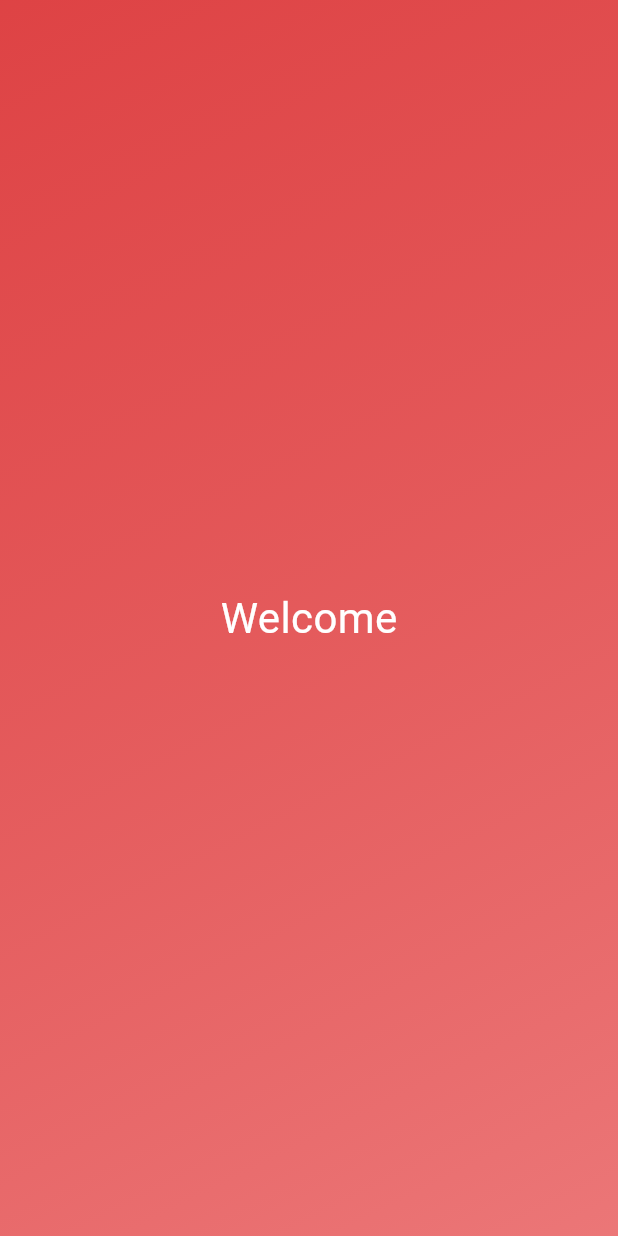
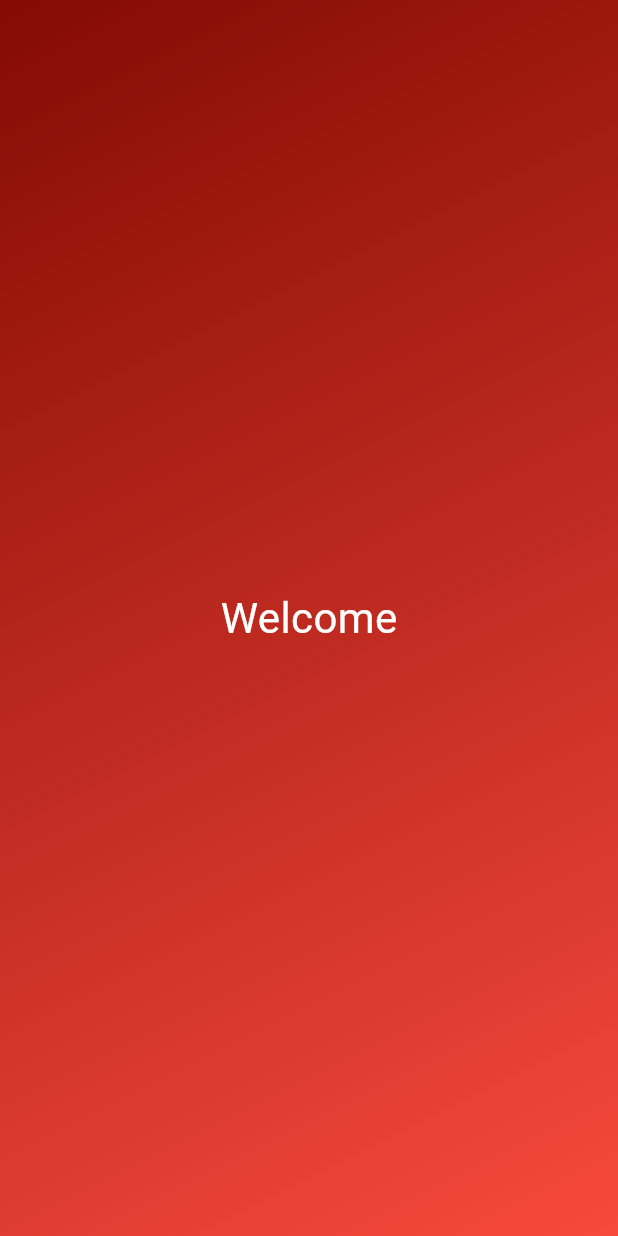
Before and after one commit to salvatoresalanitro/roll_dice_app, a Flutter app: the screen it shows after launch, on a phone screen of 412 x 824 dp. Run offline on Flutter 3.47's test engine with Material 3 defaults, Android fonts, the phone set to English and light mode, and no system bars.

Commit message:
refactore to use paramether to gradient container

```diff
--- a/lib/gradient_container.dart
+++ b/lib/gradient_container.dart
@@ -5,17 +5,16 @@ const Alignment startAlignment = Alignment.topLeft;
 const Alignment endAlignment = Alignment.bottomRight;
 
 class GradientContainer extends StatelessWidget {
-  const GradientContainer({super.key});
+  const GradientContainer({super.key, required this.gradientColors});
+
+  final List<Color> gradientColors;
 
   @override
   Widget build(BuildContext context) {
     return Container(
-      decoration: const BoxDecoration(
+      decoration: BoxDecoration(
         gradient: LinearGradient(
-          colors: [
-            Color.fromARGB(199, 213, 16, 16),
-            Color.fromARGB(226, 233, 102, 102),
-          ],
+          colors: gradientColors,
           begin: startAlignment,
           end: endAlignment
           ),
--- a/lib/main.dart
+++ b/lib/main.dart
@@ -5,7 +5,12 @@ void main() {
   runApp(
     MaterialApp(
       home: Scaffold(
-        body: GradientContainer(),
+        body: GradientContainer(
+          gradientColors: [
+            const Color.fromARGB(255, 132, 11, 3),
+            const Color.fromARGB(255, 247, 73, 61)
+          ],
+        ),
       ),
     ),
   );
```
